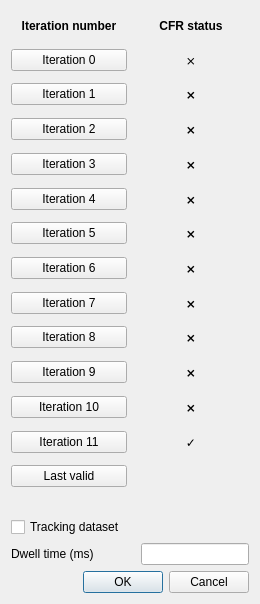
First picture: the form in pyminflux/ui/sequence_selector.ui, repository bsse-scf/pyMINFLUX, before the edit.
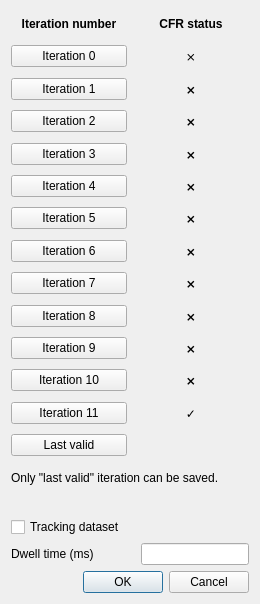
Second picture: the form after the edit.

Commit message: Only allow to save .pmx files if the selected iteration is the "last valid".

Patch:
```diff
--- a/pyminflux/ui/sequence_selector.ui
+++ b/pyminflux/ui/sequence_selector.ui
@@ -512,6 +512,13 @@
        </item>
       </layout>
      </item>
+     <item>
+      <widget class="QLabel" name="lbInfo">
+       <property name="text">
+        <string>Only &quot;last valid&quot; iteration can be saved.</string>
+       </property>
+      </widget>
+     </item>
      <item>
       <spacer name="fixedVerticalSpacer">
        <property name="orientation">
```
The commit also changes 3 other files.
